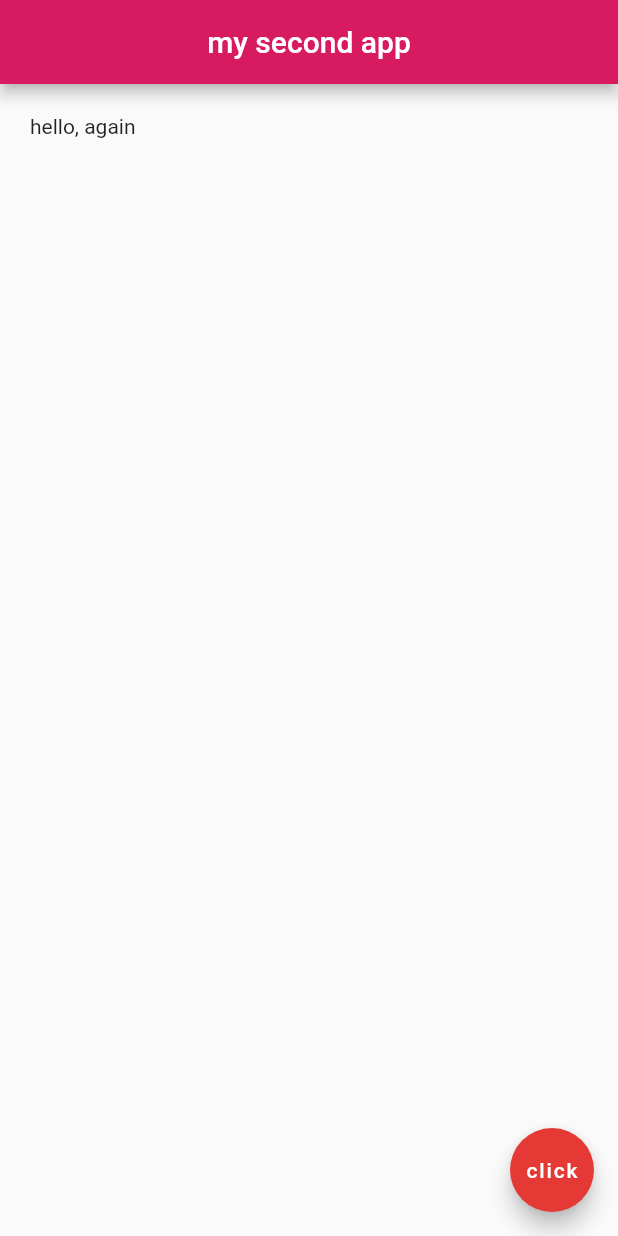
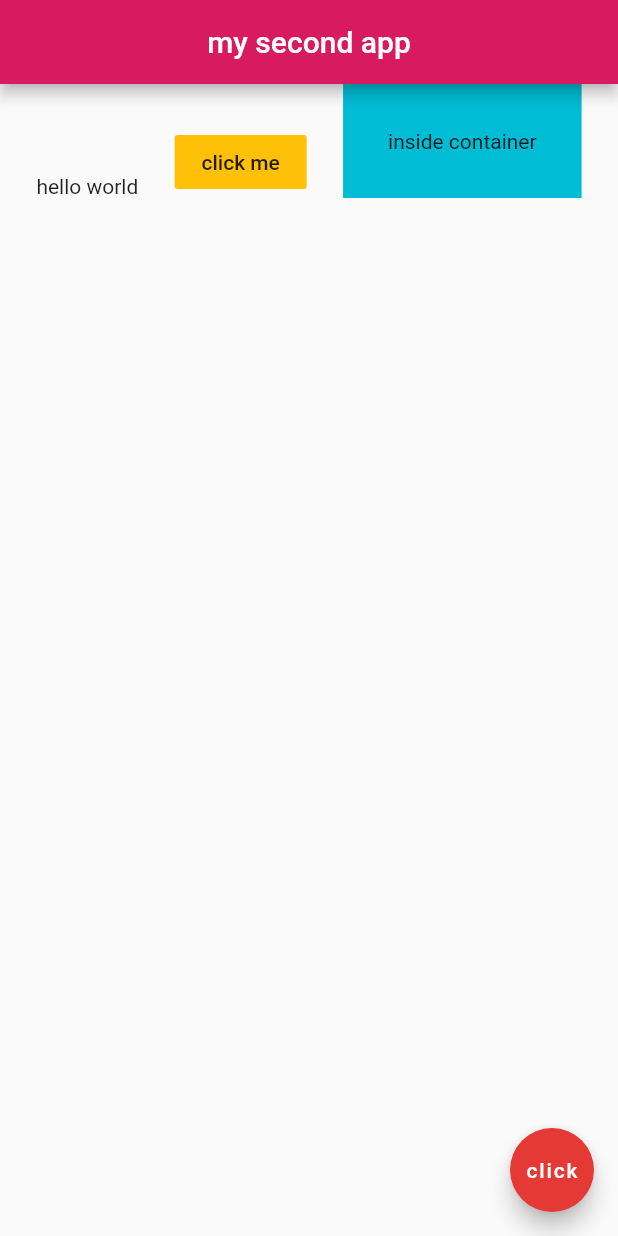
Before and after one commit to HukumBasnet/flutterStart, a Flutter app: the screen it shows after launch, on a phone screen of 412 x 824 dp. Run offline on Flutter 3.47's test engine with Material 2 defaults, Android fonts, the phone set to English and light mode, and no system bars.

Commit message:
my first row

```diff
--- a/lib/main.dart
+++ b/lib/main.dart
@@ -11,9 +11,22 @@ class Home extends StatelessWidget {
         centerTitle: true,
         backgroundColor: Colors.pink[600],
       ),
-      body: Padding(
-        padding: EdgeInsets.all(20.0),
-        child: Text('hello, again'),
+      body: Row(
+        mainAxisAlignment: MainAxisAlignment.spaceEvenly,
+        crossAxisAlignment: CrossAxisAlignment.end,
+        children: <Widget>[
+          Text('hello world'),
+          FlatButton(
+            onPressed: () {},
+            color: Colors.amber,
+            child: Text('click me'),
+          ),
+          Container(
+            color: Colors.cyan,
+            padding: EdgeInsets.all(30.0),
+            child: Text('inside container'),
+          )
+        ],
       ),
       floatingActionButton: FloatingActionButton(
         backgroundColor: Colors.red[600],
```
